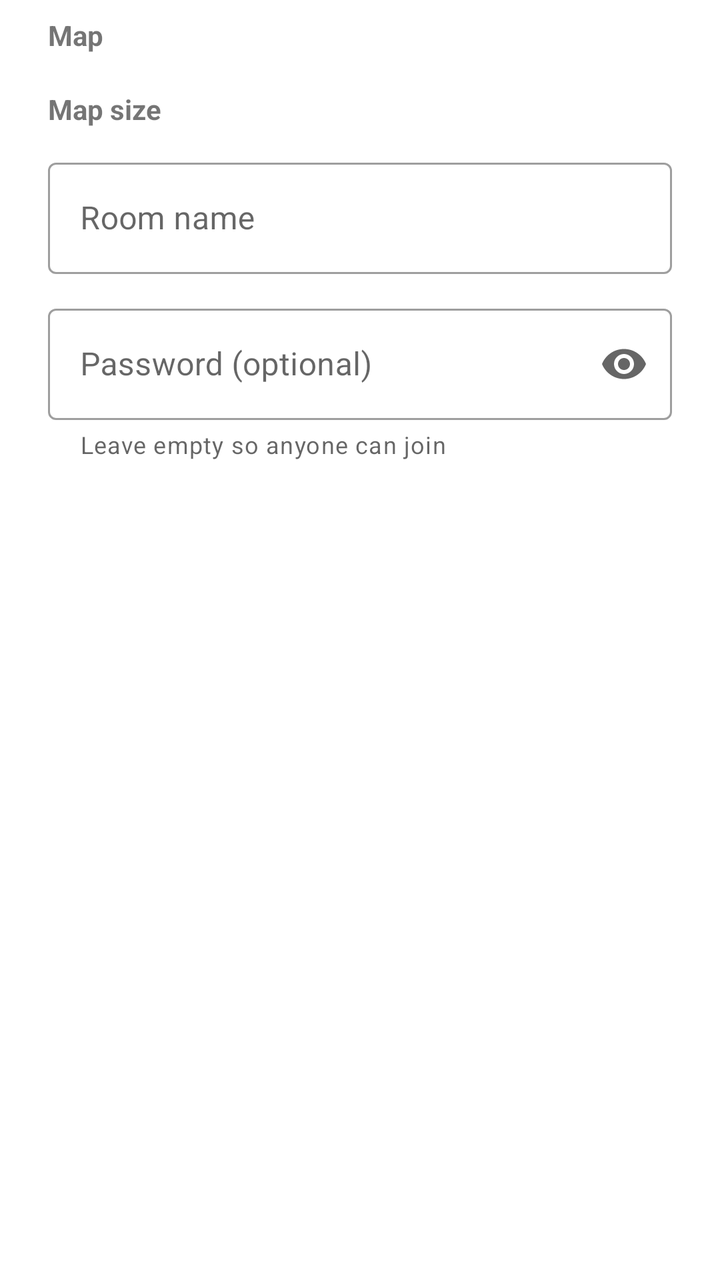
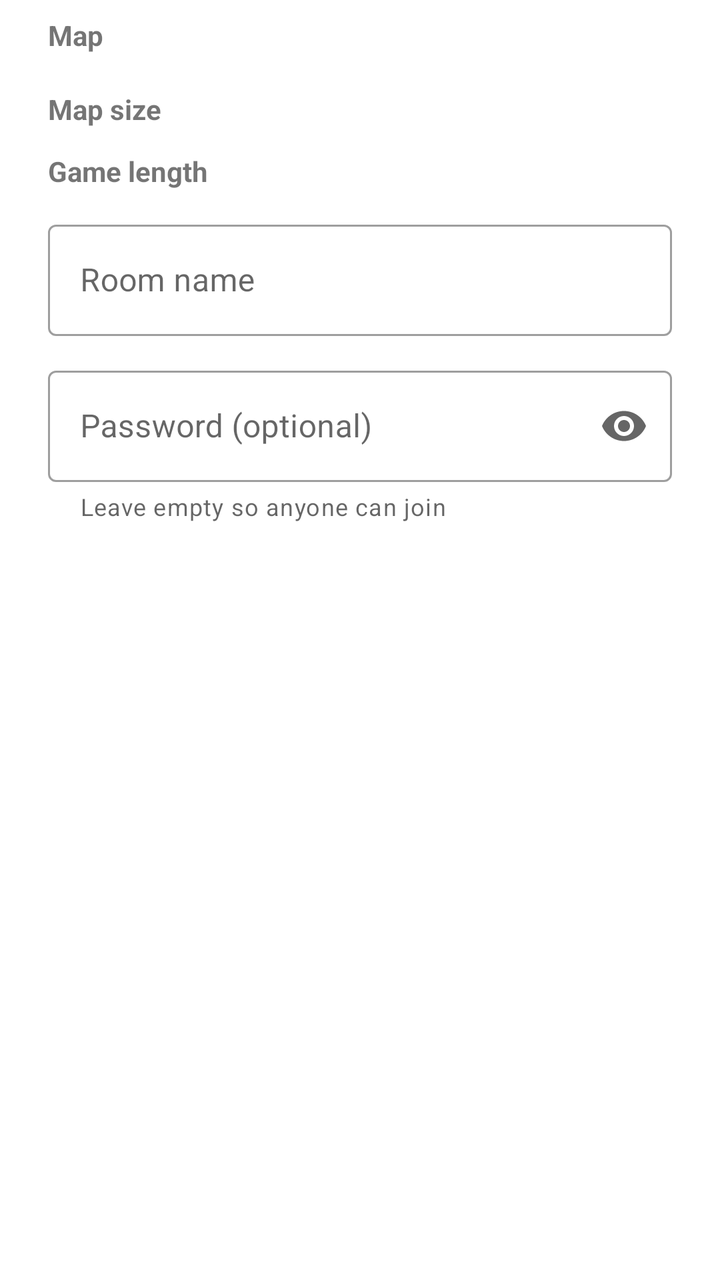

Screens rendered from an Android XML layout before and after an edit, with the pre-edit source and the edit as a unified diff.
<!-- AndroidManifest.xml: application theme Theme.Beirutrun -->
<!-- res/layout/dialog_create_room.xml -->
<?xml version="1.0" encoding="utf-8"?>
<LinearLayout xmlns:android="http://schemas.android.com/apk/res/android"
    xmlns:app="http://schemas.android.com/apk/res-auto"
    android:layout_width="match_parent"
    android:layout_height="wrap_content"
    android:orientation="vertical"
    android:paddingStart="24dp"
    android:paddingTop="8dp"
    android:paddingEnd="24dp">

    
    <TextView
        android:layout_width="wrap_content"
        android:layout_height="wrap_content"
        android:text="@string/room_choose_map"
        android:textStyle="bold" />

    <HorizontalScrollView
        android:layout_width="match_parent"
        android:layout_height="wrap_content"
        android:layout_marginTop="6dp"
        android:layout_marginBottom="12dp"
        android:scrollbars="none">

        <LinearLayout
            android:id="@+id/mapChoices"
            android:layout_width="wrap_content"
            android:layout_height="wrap_content"
            android:orientation="horizontal" />
    </HorizontalScrollView>

    
    <TextView
        android:layout_width="wrap_content"
        android:layout_height="wrap_content"
        android:text="@string/room_choose_size"
        android:textStyle="bold" />

    <HorizontalScrollView
        android:layout_width="match_parent"
        android:layout_height="wrap_content"
        android:layout_marginBottom="12dp"
        android:scrollbars="none">

        <com.google.android.material.button.MaterialButtonToggleGroup
            android:id="@+id/sizeChoices"
            android:layout_width="wrap_content"
            android:layout_height="wrap_content"
            app:selectionRequired="true"
            app:singleSelection="true" />
    </HorizontalScrollView>

    <com.google.android.material.textfield.TextInputLayout
        style="@style/Widget.MaterialComponents.TextInputLayout.OutlinedBox"
        android:layout_width="match_parent"
        android:layout_height="wrap_content"
        android:hint="@string/room_name_hint">

        <com.google.android.material.textfield.TextInputEditText
            android:id="@+id/roomNameInput"
            android:layout_width="match_parent"
            android:layout_height="wrap_content"
            android:inputType="textCapWords"
            android:maxLength="40"
            android:maxLines="1" />
    </com.google.android.material.textfield.TextInputLayout>

    <com.google.android.material.textfield.TextInputLayout
        style="@style/Widget.MaterialComponents.TextInputLayout.OutlinedBox"
        android:layout_width="match_parent"
        android:layout_height="wrap_content"
        android:layout_marginTop="12dp"
        android:hint="@string/room_password_hint"
        app:endIconMode="password_toggle"
        app:helperText="@string/room_password_helper">

        <com.google.android.material.textfield.TextInputEditText
            android:id="@+id/roomPasswordInput"
            android:layout_width="match_parent"
            android:layout_height="wrap_content"
            android:inputType="textPassword"
            android:maxLength="40"
            android:maxLines="1" />
    </com.google.android.material.textfield.TextInputLayout>
</LinearLayout>
<!-- resources referenced by this layout -->
<resources>
  <string name="room_choose_map">Map</string>
  <string name="room_choose_size">Map size</string>
  <string name="room_name_hint">Room name</string>
  <string name="room_password_helper">Leave empty so anyone can join</string>
  <string name="room_password_hint">Password (optional)</string>
  <style name="Theme.Beirutrun" parent="Theme.MaterialComponents.DayNight.NoActionBar">
          <item name="colorPrimary">@color/purple_500</item>
          <item name="colorPrimaryVariant">@color/purple_700</item>
          <item name="colorOnPrimary">@color/white</item>
          <item name="colorSecondary">@color/teal_200</item>
          <item name="colorSecondaryVariant">@color/teal_700</item>
          <item name="colorOnSecondary">@color/black</item>
          <item name="android:statusBarColor">#FF1A237E</item>
      </style>
  <color name="purple_500">#FF6200EE</color>
  <color name="purple_700">#FF3700B3</color>
  <color name="white">#FFFFFFFF</color>
  <color name="teal_200">#FF03DAC5</color>
  <color name="teal_700">#FF018786</color>
  <color name="black">#FF000000</color>
</resources>

<!-- the commit's change to res/layout/dialog_create_room.xml (unified diff, before → after) -->
@@ -50,6 +50,27 @@
             app:singleSelection="true" />
     </HorizontalScrollView>
 
+    
+    <TextView
+        android:layout_width="wrap_content"
+        android:layout_height="wrap_content"
+        android:text="@string/room_choose_duration"
+        android:textStyle="bold" />
+
+    <HorizontalScrollView
+        android:layout_width="match_parent"
+        android:layout_height="wrap_content"
+        android:layout_marginBottom="12dp"
+        android:scrollbars="none">
+
+        <com.google.android.material.button.MaterialButtonToggleGroup
+            android:id="@+id/durationChoices"
+            android:layout_width="wrap_content"
+            android:layout_height="wrap_content"
+            app:selectionRequired="true"
+            app:singleSelection="true" />
+    </HorizontalScrollView>
+
     <com.google.android.material.textfield.TextInputLayout
         style="@style/Widget.MaterialComponents.TextInputLayout.OutlinedBox"
         android:layout_width="match_parent"
<!-- resource entries referenced after the edit -->
@@ -1,5 +1,6 @@
 <!-- resources referenced by this layout -->
 <resources>
+  <string name="room_choose_duration">Game length</string>
   <string name="room_choose_map">Map</string>
   <string name="room_choose_size">Map size</string>
   <string name="room_name_hint">Room name</string>
